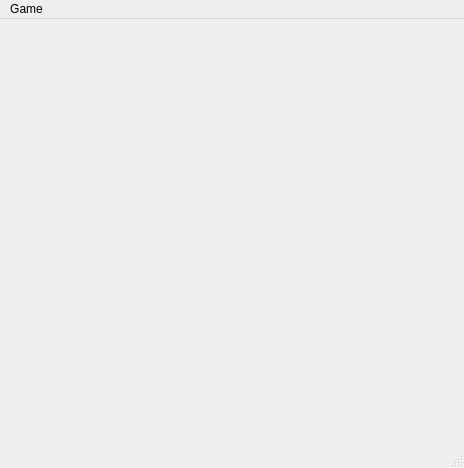
Above: main_window.ui from kiyakeynia8/tamrin-J-23 before the change. Below: the same form after it.
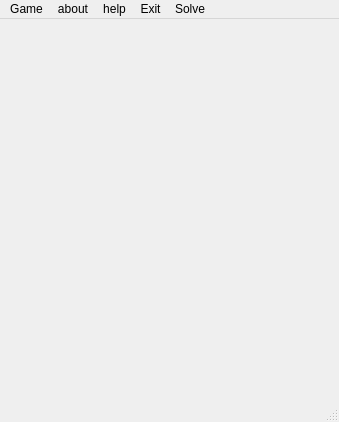
That is the form after the change.

The edit to the form file:
```diff
--- a/main_window.ui
+++ b/main_window.ui
@@ -6,32 +6,32 @@
    <rect>
     <x>0</x>
     <y>0</y>
-    <width>464</width>
-    <height>468</height>
+    <width>339</width>
+    <height>422</height>
    </rect>
   </property>
   <property name="windowTitle">
    <string>sudoku</string>
   </property>
+  <property name="styleSheet">
+   <string notr="true"/>
+  </property>
   <widget class="QWidget" name="centralwidget">
-   <widget class="QWidget" name="gridLayoutWidget">
-    <property name="geometry">
-     <rect>
-      <x>0</x>
-      <y>0</y>
-      <width>461</width>
-      <height>431</height>
-     </rect>
-    </property>
-    <layout class="QGridLayout" name="grid_layout"/>
-   </widget>
+   <layout class="QVBoxLayout" name="verticalLayout">
+    <item>
+     <layout class="QHBoxLayout" name="menu"/>
+    </item>
+    <item>
+     <layout class="QGridLayout" name="grid_layout"/>
+    </item>
+   </layout>
   </widget>
   <widget class="QMenuBar" name="menubar">
    <property name="geometry">
     <rect>
      <x>0</x>
      <y>0</y>
-     <width>464</width>
+     <width>339</width>
      <height>21</height>
     </rect>
    </property>
@@ -43,7 +43,35 @@
     <addaction name="separator"/>
     <addaction name="menu_Openfile"/>
    </widget>
+   <widget class="QMenu" name="menuabout">
+    <property name="title">
+     <string>about</string>
+    </property>
+    <addaction name="menuAbout"/>
+   </widget>
+   <widget class="QMenu" name="menuhelp">
+    <property name="title">
+     <string>help</string>
+    </property>
+    <addaction name="menuHelp"/>
+   </widget>
+   <widget class="QMenu" name="menuExit">
+    <property name="title">
+     <string>Exit</string>
+    </property>
+    <addaction name="menuexit_2"/>
+   </widget>
+   <widget class="QMenu" name="menuSolve">
+    <property name="title">
+     <string>Solve</string>
+    </property>
+    <addaction name="menusolve"/>
+   </widget>
    <addaction name="menufile"/>
+   <addaction name="menuabout"/>
+   <addaction name="menuhelp"/>
+   <addaction name="menuExit"/>
+   <addaction name="menuSolve"/>
   </widget>
   <widget class="QStatusBar" name="statusbar"/>
   <action name="menu_new">
```
Left out of the diff: 24 changed lines with no effect on the pictures.
